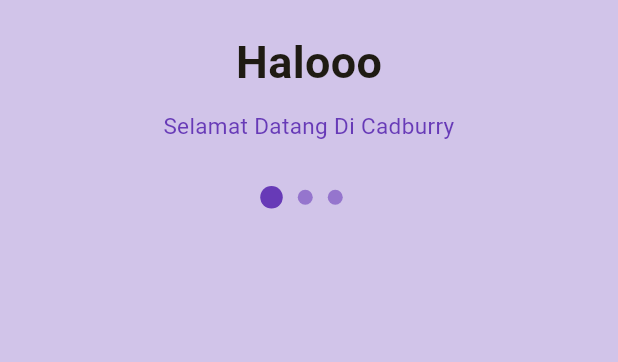
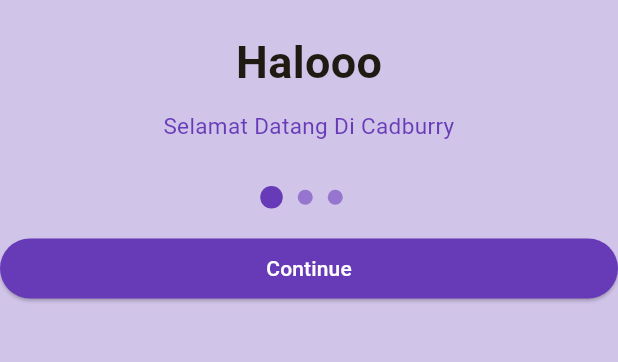
Before and after one commit to damarbagas-234/uts_aplikasimobile_1123150107, a Flutter app: the screen it shows after launch, on a phone screen of 412 x 824 dp, the part 534-896 px from its top. Run offline on Flutter 3.47's test engine with Material 3 defaults, Android fonts, the phone set to English and light mode, and no system bars.

Commit message:
ngebuat button

```diff
--- a/lib/screen/splash1.dart
+++ b/lib/screen/splash1.dart
@@ -6,9 +6,9 @@ class Splash1 extends StatelessWidget {
   @override
   Widget build(BuildContext context) {
     return Scaffold(
-      backgroundColor: Colors.deepPurple.shade100,
+            backgroundColor: Colors.deepPurple.shade100,
             appBar: AppBar(
-      backgroundColor: Colors.deepPurple.shade100,
+            backgroundColor: Colors.deepPurple.shade100,
               actions: const [],
             ),
             body: Center(
@@ -79,6 +79,28 @@ class Splash1 extends StatelessWidget {
                       SizedBox(width: 10,),
                     ],
                   ),
+                  SizedBox(height: 20,),
+                  Container(
+                    child: SizedBox(
+                      height: 40,
+                      width: double.infinity,
+                      child: ElevatedButton(
+                        onPressed: (){
+
+
+                        },
+                        style: ElevatedButton.styleFrom(
+                          backgroundColor: Colors.deepPurple,
+                        ),
+                        child: Text('Continue',
+                        style: TextStyle(
+                          color: Colors.white
+                        ),),
+
+                      ),
+                    ),
+                  ),
+                  Spacer(),
                 ],
               ),
             ),
```
